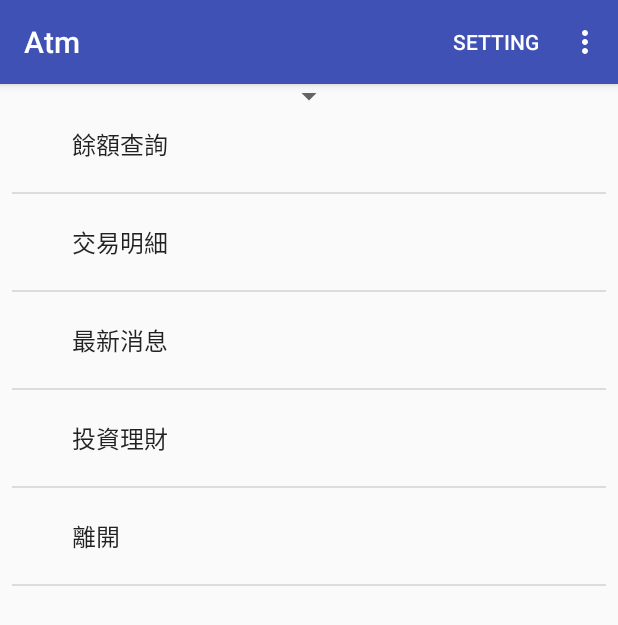
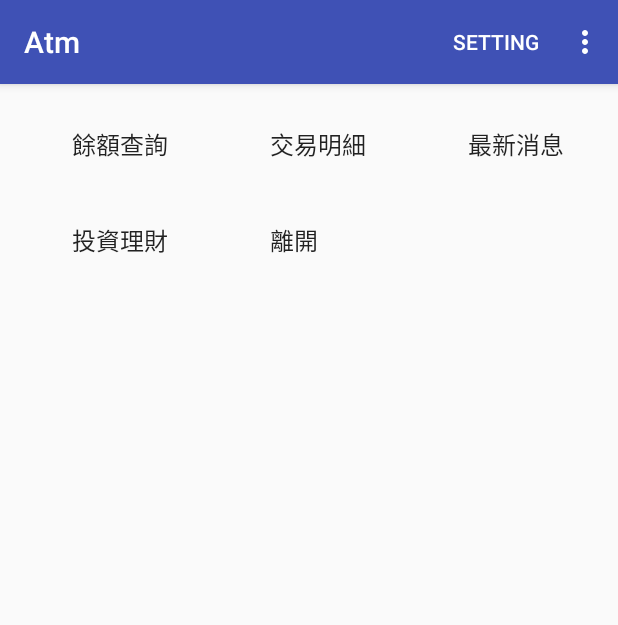
Before and after one commit to Claire0505/Atm, an Android app: the MainActivity screen opened directly, with no data from a screen before it, on a phone screen of 412 x 824 dp. Shown: the top 625 px of the screen. Run offline under Robolectric (Android 15) with nearby library versions, the phone set to English and light mode, and no system bars.

Commit message:
使用GridView 並實作implements OnItemClickListener

```diff
--- a/app/src/main/java/claire/com/MainActivity.java
+++ b/app/src/main/java/claire/com/MainActivity.java
@@ -9,11 +9,12 @@ import android.view.MenuItem;
 import android.view.View;
 import android.widget.AdapterView;
 import android.widget.ArrayAdapter;
+import android.widget.GridView;
 import android.widget.ListView;
 import android.widget.Spinner;
 import android.widget.Toast;
 
-public class MainActivity extends AppCompatActivity {
+public class MainActivity extends AppCompatActivity implements AdapterView.OnItemClickListener {
     public static final int RC_LOGIN = 1;
     boolean logon = false;
     String[] func = {"餘額查詢","交易明細", "最新消息", "投資理財", "離開"};
@@ -22,6 +23,15 @@ public class MainActivity extends AppCompatActivity {
     protected void onCreate(Bundle savedInstanceState) {
         super.onCreate(savedInstanceState);
         setContentView(R.layout.activity_main);
+
+        //使用GridView
+        GridView grid = findViewById(R.id.grid);
+        ArrayAdapter gAdapter =
+                new ArrayAdapter(this, android.R.layout.simple_expandable_list_item_1, func);
+        grid.setAdapter(gAdapter);
+        //讓MainActivity實作implements傾聽者並實作OnItemClick()方法
+        grid.setOnItemClickListener(this);
+
         //清單 ListView
         ListView list = findViewById(R.id.list);
         ArrayAdapter adapter = new ArrayAdapter(this,
@@ -107,4 +117,23 @@ public class MainActivity extends AppCompatActivity {
         }
         return super.onOptionsItemSelected(item);
     }
+
+    @Override
+    public void onItemClick(AdapterView<?> parent, View view, int position, long id) {
+        switch (position){
+            case 0:
+                Toast.makeText(this, "" + position, Toast.LENGTH_SHORT).show();
+                break;
+            case 1:
+                break;
+            case 2:
+                break;
+            case 3:
+                break;
+            case 4:
+                finish(); //離開
+                break;
+        }
+
+    }
 }
--- a/app/src/main/res/layout/activity_main.xml
+++ b/app/src/main/res/layout/activity_main.xml
@@ -15,6 +15,7 @@
         android:layout_marginRight="8dp"
         android:layout_marginStart="8dp"
         android:layout_marginTop="8dp"
+        android:visibility="gone"
         app:layout_constraintBottom_toTopOf="@+id/list"
         app:layout_constraintEnd_toEndOf="parent"
         app:layout_constraintStart_toStartOf="parent"
@@ -30,10 +31,27 @@
         android:layout_marginRight="8dp"
         android:layout_marginStart="8dp"
         android:layout_marginTop="8dp"
+        android:visibility="gone"
         app:layout_constraintBottom_toBottomOf="parent"
         app:layout_constraintEnd_toEndOf="parent"
         app:layout_constraintHorizontal_bias="0.0"
         app:layout_constraintStart_toStartOf="parent"
         app:layout_constraintTop_toTopOf="parent"
         app:layout_constraintVertical_bias="0.0" />
+
+    <GridView
+        android:id="@+id/grid"
+        android:layout_width="0dp"
+        android:layout_height="0dp"
+        android:layout_marginBottom="8dp"
+        android:layout_marginEnd="8dp"
+        android:layout_marginLeft="8dp"
+        android:layout_marginRight="8dp"
+        android:layout_marginStart="8dp"
+        android:layout_marginTop="8dp"
+        android:numColumns="3"
+        app:layout_constraintBottom_toBottomOf="parent"
+        app:layout_constraintEnd_toEndOf="parent"
+        app:layout_constraintStart_toStartOf="parent"
+        app:layout_constraintTop_toTopOf="@+id/spinner" />
 </android.support.constraint.ConstraintLayout>
```
